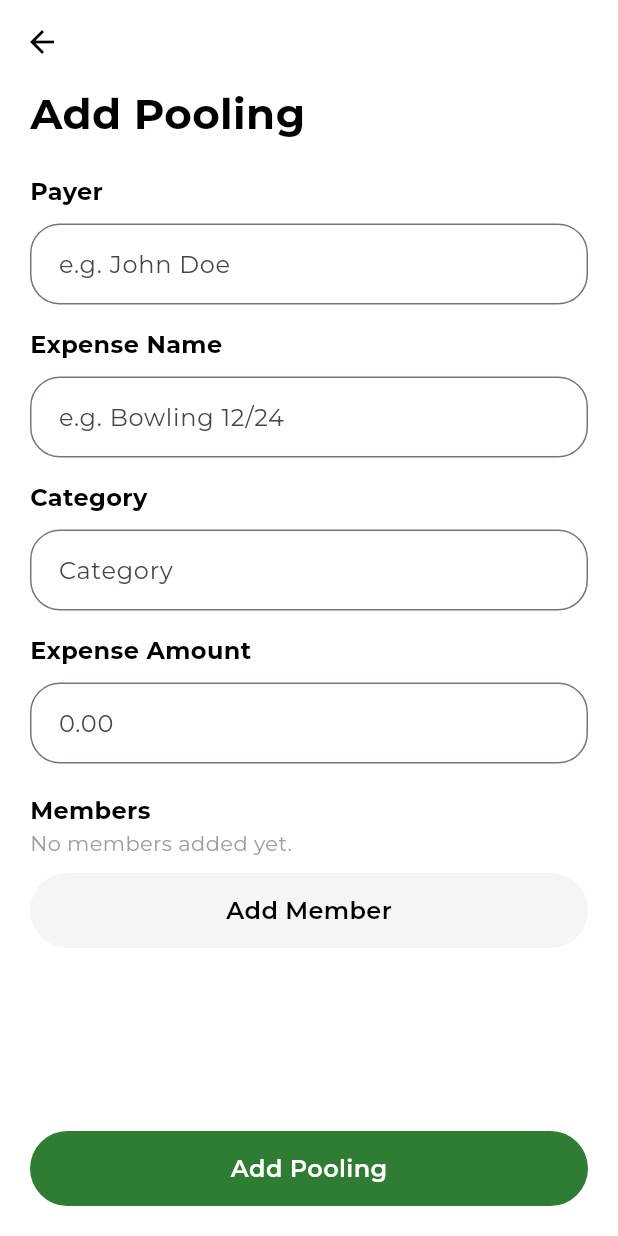
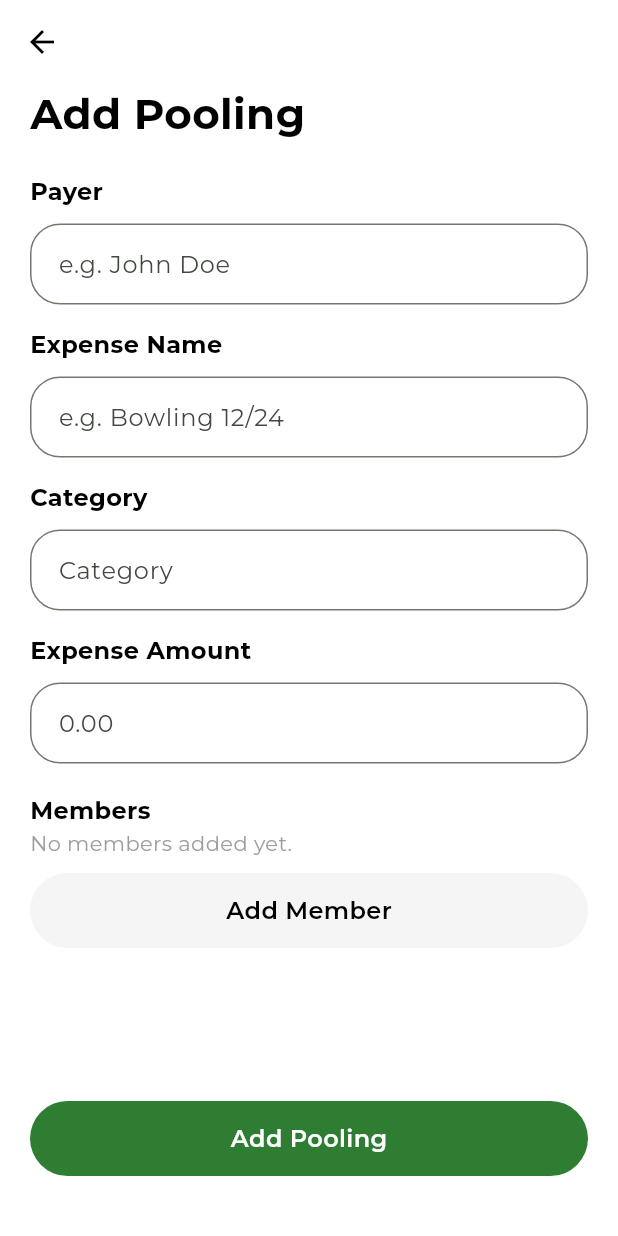
Before and after one commit to LemuelGuevara/spark_save, a Flutter app: the PoolingForm screen opened directly, on a phone screen of 412 x 824 dp. Run offline on Flutter 3.47's test engine with Material 3 defaults, Android fonts, the phone set to English and light mode, and no system bars; our stand-ins replace buttons_tabbar, cloud_firestore, firebase_auth, firebase_core, get, go_router and 2 more; missing offline and left inert: date_picker_plus, firebase_ui_auth, mobkit_dashed_border; accounts and stored records are empty.

Commit message:
refactor(macro_form): updated padding and converted to bottomSheet (bottomBar)

```diff
--- a/lib/app/pooling/widgets/pooling_form.dart
+++ b/lib/app/pooling/widgets/pooling_form.dart
@@ -51,7 +51,9 @@ class _PoolingFormState extends State<PoolingForm> {
         automaticallyImplyLeading: true,
         scrolledUnderElevation: 0.0,
       ),
-      body: Padding(
+      body: SizedBox(
+        height: MediaQuery.of(context).size.height * 0.73,
+        child: Padding(
           padding: const EdgeInsets.symmetric(horizontal: 20),
           child: SingleChildScrollView(
             child: Column(
@@ -242,9 +244,15 @@ class _PoolingFormState extends State<PoolingForm> {
             ),
           ),
         ),
-      bottomNavigationBar: SafeArea(
+      ),
+      bottomSheet: SafeArea(
         child: Padding(
-          padding: EdgeInsets.all(20.0),
+          padding: const EdgeInsets.only(
+            left: 20,
+            right: 20,
+            bottom: 40,
+            top: 10,
+          ),
           child: RoundedButton(
             onTap: () {
               // Check if there are at least 2 members
```
Lines whose indentation alone changed are shown as unchanged.
